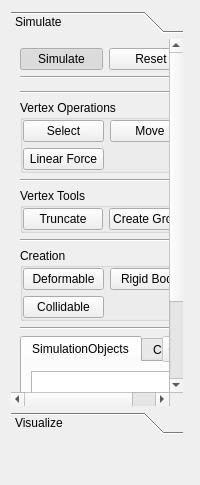
This is src/simulation/ui/SimulationUIWidget.ui in danielroth1/CAE as Qt 5 draws it before an edit. The edited form follows.
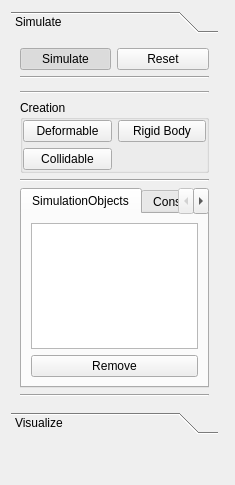
This is the edited form. Custom widgets are drawn as their Qt base class.

```diff
--- a/src/simulation/ui/SimulationUIWidget.ui
+++ b/src/simulation/ui/SimulationUIWidget.ui
@@ -6,7 +6,7 @@
    <rect>
     <x>0</x>
     <y>0</y>
-    <width>200</width>
+    <width>235</width>
     <height>485</height>
    </rect>
   </property>
@@ -46,8 +46,8 @@
        <rect>
         <x>0</x>
         <y>0</y>
-        <width>194</width>
-        <height>494</height>
+        <width>211</width>
+        <height>359</height>
        </rect>
       </property>
       <attribute name="label">
@@ -81,7 +81,24 @@
           <property name="bottomMargin">
            <number>9</number>
           </property>
-          <item row="10" column="0" colspan="2">
+          <item row="0" column="1">
+           <widget class="QPushButton" name="pushButton_3">
+            <property name="text">
+             <string>Reset</string>
+            </property>
+           </widget>
+          </item>
+          <item row="2" column="0" colspan="2">
+           <widget class="QtMembersWidget" name="mMembersWidget" native="true"/>
+          </item>
+          <item row="1" column="0" colspan="2">
+           <widget class="Line" name="line_6">
+            <property name="orientation">
+             <enum>Qt::Horizontal</enum>
+            </property>
+           </widget>
+          </item>
+          <item row="6" column="0" colspan="2">
            <widget class="QTabWidget" name="tabWidget">
             <property name="currentIndex">
              <number>0</number>
@@ -178,49 +195,14 @@
             </property>
            </widget>
           </item>
-          <item row="6" column="0" colspan="2">
-           <widget class="QGroupBox" name="mToolsGroupBox">
-            <property name="title">
-             <string>Vertex Tools</string>
-            </property>
-            <layout class="QGridLayout" name="gridLayout_3">
-             <property name="leftMargin">
-              <number>0</number>
-             </property>
-             <property name="topMargin">
-              <number>0</number>
-             </property>
-             <property name="rightMargin">
-              <number>0</number>
-             </property>
-             <property name="bottomMargin">
-              <number>0</number>
-             </property>
-             <item row="0" column="1">
-              <widget class="QPushButton" name="mButtonCreateVertexGroup">
-               <property name="text">
-                <string>Create Group</string>
-               </property>
-              </widget>
-             </item>
-             <item row="0" column="0">
-              <widget class="QPushButton" name="mButtonTruncate">
-               <property name="text">
-                <string>Truncate</string>
-               </property>
-              </widget>
-             </item>
-            </layout>
-           </widget>
-          </item>
-          <item row="7" column="0" colspan="2">
-           <widget class="Line" name="line">
+          <item row="5" column="0" colspan="2">
+           <widget class="Line" name="line_2">
             <property name="orientation">
              <enum>Qt::Horizontal</enum>
             </property>
            </widget>
           </item>
-          <item row="8" column="0" colspan="2">
+          <item row="4" column="0" colspan="2">
            <widget class="QGroupBox" name="groupBox">
             <property name="title">
              <string>Creation</string>
@@ -262,95 +244,13 @@
             </layout>
            </widget>
           </item>
-          <item row="0" column="1">
-           <widget class="QPushButton" name="pushButton_3">
-            <property name="text">
-             <string>Reset</string>
-            </property>
-           </widget>
-          </item>
-          <item row="5" column="0" colspan="2">
-           <widget class="Line" name="line_3">
-            <property name="orientation">
-             <enum>Qt::Horizontal</enum>
-            </property>
-           </widget>
-          </item>
-          <item row="11" column="0" colspan="2">
+          <item row="7" column="0" colspan="2">
            <widget class="Line" name="line_4">
             <property name="orientation">
              <enum>Qt::Horizontal</enum>
             </property>
            </widget>
           </item>
-          <item row="2" column="0" colspan="2">
-           <widget class="QtMembersWidget" name="mMembersWidget" native="true"/>
-          </item>
-          <item row="9" column="0" colspan="2">
-           <widget class="Line" name="line_2">
-            <property name="orientation">
-             <enum>Qt::Horizontal</enum>
-            </property>
-           </widget>
-          </item>
-          <item row="4" column="0" colspan="2">
-           <widget class="QGroupBox" name="groupBox_2">
-            <property name="title">
-             <string>Vertex Operations</string>
-            </property>
-            <layout class="QGridLayout" name="gridLayout_5">
-             <property name="leftMargin">
-              <number>0</number>
-             </property>
-             <property name="topMargin">
-              <number>0</number>
-             </property>
-             <property name="rightMargin">
-              <number>0</number>
-             </property>
-             <property name="bottomMargin">
-              <number>0</number>
-             </property>
-             <item row="0" column="0">
-              <widget class="QPushButton" name="mButtonSelect">
-               <property name="text">
-                <string>Select</string>
-               </property>
-               <property name="checkable">
-                <bool>true</bool>
-               </property>
-              </widget>
-             </item>
-             <item row="0" column="1">
-              <widget class="QPushButton" name="mButtonMove">
-               <property name="text">
-                <string>Move</string>
-               </property>
-               <property name="checkable">
-                <bool>true</bool>
-               </property>
-              </widget>
-             </item>
-             <item row="1" column="0">
-              <widget class="QPushButton" name="mButtonActLinearForce">
-               <property name="text">
-                <string>Linear Force</string>
-               </property>
-               <property name="checkable">
-                <bool>true</bool>
-               </property>
-              </widget>
-             </item>
-            </layout>
-           </widget>
-          </item>
-          <item row="1" column="0" colspan="2">
-           <widget class="Line" name="line_6">
-            <property name="orientation">
-             <enum>Qt::Horizontal</enum>
-            </property>
-           </widget>
-          </item>
          </layout>
         </widget>
        </item>
```
Left out of the diff: 4 changed lines with no effect on the pictures.
